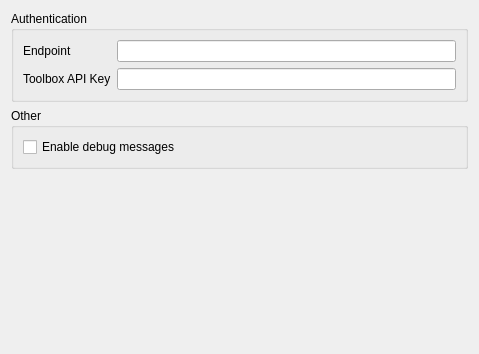
The window that src/nextgis_toolbox/ui/nextgis_toolbox_settings_page_base.ui (RemeshevskiyValeriy/qgis_nextgis_toolbox) describes before a commit, drawn with Qt 5.
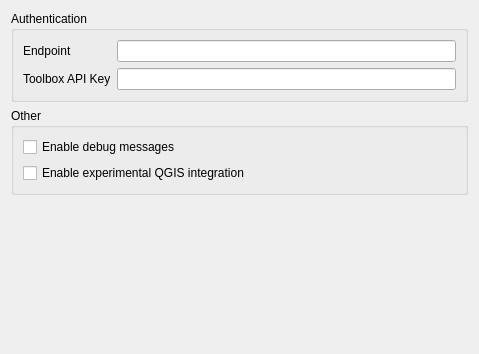
The same window after the commit.

Commit message: Add experimental parameter semantics support

What changed in the file:
```diff
--- a/src/nextgis_toolbox/ui/nextgis_toolbox_settings_page_base.ui
+++ b/src/nextgis_toolbox/ui/nextgis_toolbox_settings_page_base.ui
@@ -94,6 +94,13 @@
         </property>
        </widget>
       </item>
+        <item>
+         <widget class="QCheckBox" name="experimental_qgis_integration_checkbox">
+          <property name="text">
+           <string>Enable experimental QGIS integration</string>
+          </property>
+         </widget>
+        </item>
      </layout>
     </widget>
    </item>
```
The commit also changes 38 other files.
